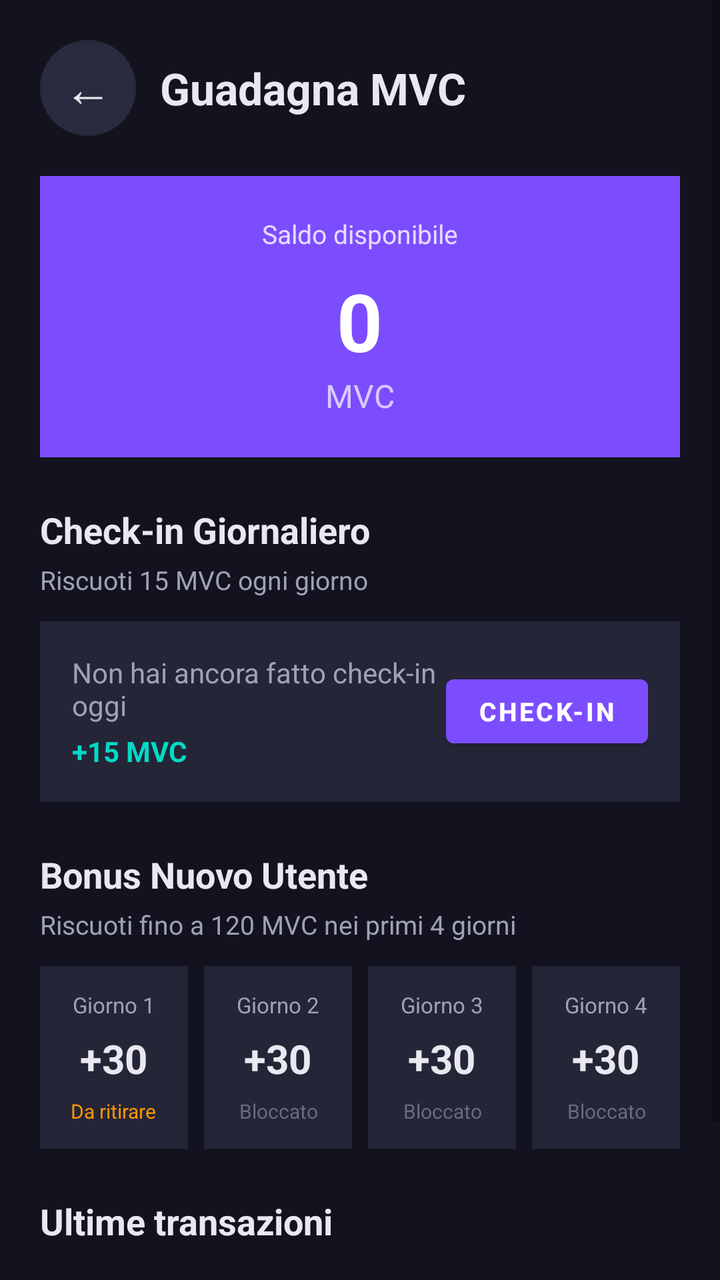
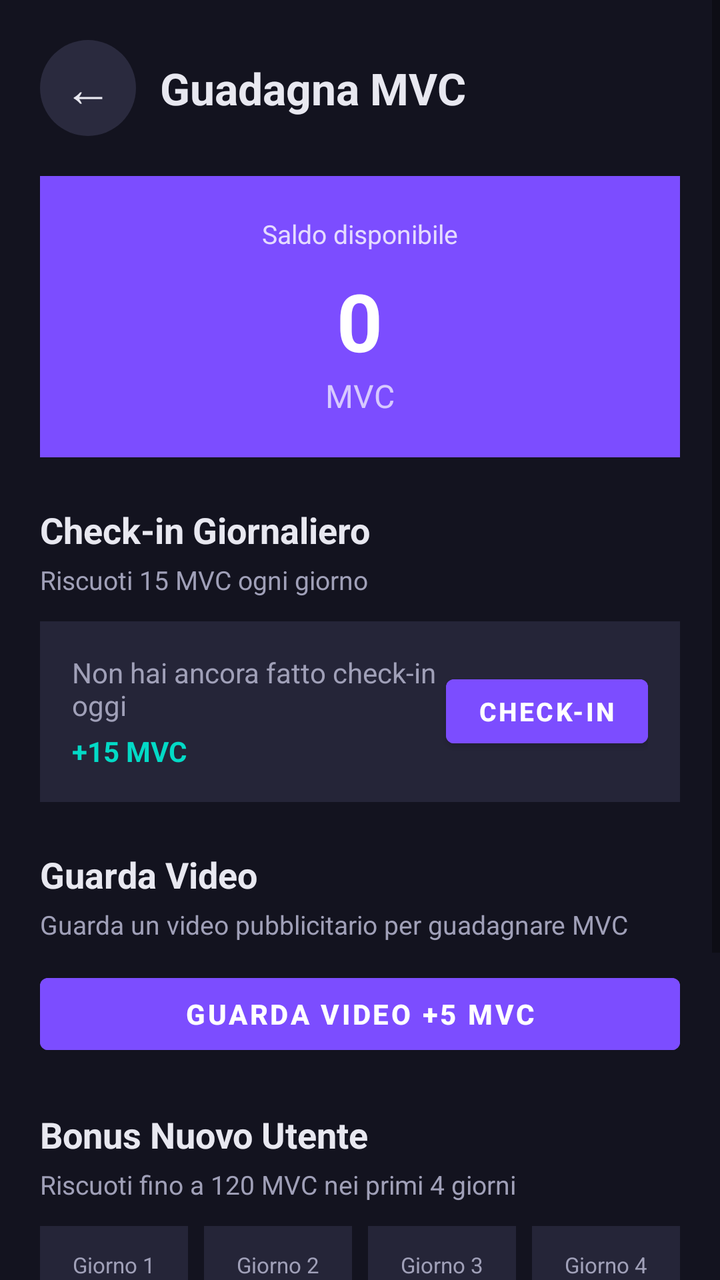

Before-and-after screenshots of an Android layout around one commit, followed by the original layout XML and the change that was made.
<!-- AndroidManifest.xml: activity theme AppTheme -->
<!-- res/layout/activity_mvc_earn.xml -->
<?xml version="1.0" encoding="utf-8"?>
<ScrollView xmlns:android="http://schemas.android.com/apk/res/android"
    android:layout_width="match_parent"
    android:layout_height="match_parent"
    android:background="@color/background"
    android:fillViewport="true">

    <LinearLayout
        android:layout_width="match_parent"
        android:layout_height="wrap_content"
        android:orientation="vertical"
        android:padding="20dp">

        
        <LinearLayout
            android:layout_width="match_parent"
            android:layout_height="wrap_content"
            android:orientation="horizontal"
            android:gravity="center_vertical">

            <TextView
                android:layout_width="48dp"
                android:layout_height="48dp"
                android:text="←"
                android:textColor="@color/on_surface"
                android:textSize="24sp"
                android:gravity="center"
                android:background="@drawable/circle_logo_bg"
                android:onClick="onBackClick" />

            <TextView
                android:layout_width="wrap_content"
                android:layout_height="wrap_content"
                android:layout_marginStart="12dp"
                android:text="Guadagna MVC"
                android:textColor="@color/on_surface"
                android:textSize="22sp"
                android:textStyle="bold" />

        </LinearLayout>

        
        <LinearLayout
            android:layout_width="match_parent"
            android:layout_height="wrap_content"
            android:layout_marginTop="20dp"
            android:orientation="vertical"
            android:padding="20dp"
            android:background="@color/primary"
            android:gravity="center_horizontal">

            <TextView
                android:layout_width="wrap_content"
                android:layout_height="wrap_content"
                android:text="Saldo disponibile"
                android:textColor="@color/on_primary"
                android:textSize="13sp"
                android:alpha="0.8" />

            <TextView
                android:id="@+id/earn_balance_text"
                android:layout_width="wrap_content"
                android:layout_height="wrap_content"
                android:layout_marginTop="8dp"
                android:text="0"
                android:textColor="@color/on_primary"
                android:textSize="40sp"
                android:textStyle="bold" />

            <TextView
                android:layout_width="wrap_content"
                android:layout_height="wrap_content"
                android:text="MVC"
                android:textColor="@color/on_primary"
                android:textSize="16sp"
                android:alpha="0.7" />

        </LinearLayout>

        
        <TextView
            android:layout_width="wrap_content"
            android:layout_height="wrap_content"
            android:layout_marginTop="24dp"
            android:text="Check-in Giornaliero"
            android:textColor="@color/on_surface"
            android:textSize="18sp"
            android:textStyle="bold" />

        <TextView
            android:layout_width="wrap_content"
            android:layout_height="wrap_content"
            android:layout_marginTop="4dp"
            android:text="Riscuoti 15 MVC ogni giorno"
            android:textColor="@color/on_surface_variant"
            android:textSize="13sp" />

        <LinearLayout
            android:layout_width="match_parent"
            android:layout_height="wrap_content"
            android:layout_marginTop="12dp"
            android:orientation="horizontal"
            android:gravity="center_vertical"
            android:background="@color/surface_card"
            android:padding="16dp">

            <LinearLayout
                android:layout_width="0dp"
                android:layout_height="wrap_content"
                android:layout_weight="1"
                android:orientation="vertical">

                <TextView
                    android:id="@+id/checkin_status_text"
                    android:layout_width="wrap_content"
                    android:layout_height="wrap_content"
                    android:text="Non hai ancora fatto check-in oggi"
                    android:textColor="@color/on_surface_variant"
                    android:textSize="14sp" />

                <TextView
                    android:id="@+id/checkin_reward_text"
                    android:layout_width="wrap_content"
                    android:layout_height="wrap_content"
                    android:layout_marginTop="4dp"
                    android:text="+15 MVC"
                    android:textColor="@color/secondary"
                    android:textSize="14sp"
                    android:textStyle="bold" />

            </LinearLayout>

            <com.google.android.material.button.MaterialButton
                android:id="@+id/btn_do_checkin"
                android:layout_width="wrap_content"
                android:layout_height="44dp"
                android:backgroundTint="@color/primary"
                android:text="Check-in"
                android:textColor="@color/on_primary"
                android:textSize="13sp"
                android:textStyle="bold" />

        </LinearLayout>

        
        <TextView
            android:layout_width="wrap_content"
            android:layout_height="wrap_content"
            android:layout_marginTop="24dp"
            android:text="Bonus Nuovo Utente"
            android:textColor="@color/on_surface"
            android:textSize="18sp"
            android:textStyle="bold" />

        <TextView
            android:layout_width="wrap_content"
            android:layout_height="wrap_content"
            android:layout_marginTop="4dp"
            android:text="Riscuoti fino a 120 MVC nei primi 4 giorni"
            android:textColor="@color/on_surface_variant"
            android:textSize="13sp" />

        
        <LinearLayout
            android:layout_width="match_parent"
            android:layout_height="wrap_content"
            android:layout_marginTop="12dp"
            android:orientation="horizontal"
            android:weightSum="4">

            <LinearLayout
                android:id="@+id/bonus_day_1"
                android:layout_width="0dp"
                android:layout_height="wrap_content"
                android:layout_weight="1"
                android:layout_marginRight="4dp"
                android:orientation="vertical"
                android:gravity="center"
                android:padding="12dp"
                android:background="@color/surface_card">

                <TextView
                    android:layout_width="wrap_content"
                    android:layout_height="wrap_content"
                    android:text="Giorno 1"
                    android:textColor="@color/on_surface_variant"
                    android:textSize="11sp" />

                <TextView
                    android:layout_width="wrap_content"
                    android:layout_height="wrap_content"
                    android:layout_marginTop="6dp"
                    android:text="+30"
                    android:textColor="@color/on_surface"
                    android:textSize="20sp"
                    android:textStyle="bold" />

                <TextView
                    android:id="@+id/bonus_status_1"
                    android:layout_width="wrap_content"
                    android:layout_height="wrap_content"
                    android:layout_marginTop="6dp"
                    android:text="Da ritirare"
                    android:textSize="10sp"
                    android:textColor="@color/status_connecting"
                    android:gravity="center" />

                <com.google.android.material.button.MaterialButton
                    android:id="@+id/btn_claim_bonus_1"
                    android:layout_width="match_parent"
                    android:layout_height="32dp"
                    android:layout_marginTop="8dp"
                    android:backgroundTint="@color/primary"
                    android:text="Riscuoti"
                    android:textColor="@color/on_primary"
                    android:textSize="10sp"
                    android:visibility="gone" />

            </LinearLayout>

            <LinearLayout
                android:id="@+id/bonus_day_2"
                android:layout_width="0dp"
                android:layout_height="wrap_content"
                android:layout_weight="1"
                android:layout_marginLeft="4dp"
                android:layout_marginRight="4dp"
                android:orientation="vertical"
                android:gravity="center"
                android:padding="12dp"
                android:background="@color/surface_card">

                <TextView
                    android:layout_width="wrap_content"
                    android:layout_height="wrap_content"
                    android:text="Giorno 2"
                    android:textColor="@color/on_surface_variant"
                    android:textSize="11sp" />

                <TextView
                    android:layout_width="wrap_content"
                    android:layout_height="wrap_content"
                    android:layout_marginTop="6dp"
                    android:text="+30"
                    android:textColor="@color/on_surface"
                    android:textSize="20sp"
                    android:textStyle="bold" />

                <TextView
                    android:id="@+id/bonus_status_2"
                    android:layout_width="wrap_content"
                    android:layout_height="wrap_content"
                    android:layout_marginTop="6dp"
                    android:text="Bloccato"
                    android:textSize="10sp"
                    android:textColor="@color/on_surface_dim"
                    android:gravity="center" />

                <com.google.android.material.button.MaterialButton
                    android:id="@+id/btn_claim_bonus_2"
                    android:layout_width="match_parent"
                    android:layout_height="32dp"
                    android:layout_marginTop="8dp"
                    android:backgroundTint="@color/primary"
                    android:text="Riscuoti"
                    android:textColor="@color/on_primary"
                    android:textSize="10sp"
                    android:visibility="gone" />

            </LinearLayout>

            <LinearLayout
                android:id="@+id/bonus_day_3"
                android:layout_width="0dp"
                android:layout_height="wrap_content"
                android:layout_weight="1"
                android:layout_marginLeft="4dp"
                android:layout_marginRight="4dp"
                android:orientation="vertical"
                android:gravity="center"
                android:padding="12dp"
                android:background="@color/surface_card">

                <TextView
                    android:layout_width="wrap_content"
                    android:layout_height="wrap_content"
                    android:text="Giorno 3"
                    android:textColor="@color/on_surface_variant"
                    android:textSize="11sp" />

                <TextView
                    android:layout_width="wrap_content"
                    android:layout_height="wrap_content"
                    android:layout_marginTop="6dp"
                    android:text="+30"
                    android:textColor="@color/on_surface"
                    android:textSize="20sp"
                    android:textStyle="bold" />

                <TextView
                    android:id="@+id/bonus_status_3"
                    android:layout_width="wrap_content"
                    android:layout_height="wrap_content"
                    android:layout_marginTop="6dp"
                    android:text="Bloccato"
                    android:textSize="10sp"
                    android:textColor="@color/on_surface_dim"
                    android:gravity="center" />

                <com.google.android.material.button.MaterialButton
                    android:id="@+id/btn_claim_bonus_3"
                    android:layout_width="match_parent"
                    android:layout_height="32dp"
                    android:layout_marginTop="8dp"
                    android:backgroundTint="@color/primary"
                    android:text="Riscuoti"
                    android:textColor="@color/on_primary"
                    android:textSize="10sp"
                    android:visibility="gone" />

            </LinearLayout>

            <LinearLayout
                android:id="@+id/bonus_day_4"
                android:layout_width="0dp"
                android:layout_height="wrap_content"
                android:layout_weight="1"
                android:layout_marginLeft="4dp"
                android:orientation="vertical"
                android:gravity="center"
                android:padding="12dp"
                android:background="@color/surface_card">

                <TextView
                    android:layout_width="wrap_content"
                    android:layout_height="wrap_content"
                    android:text="Giorno 4"
                    android:textColor="@color/on_surface_variant"
                    android:textSize="11sp" />

                <TextView
                    android:layout_width="wrap_content"
                    android:layout_height="wrap_content"
                    android:layout_marginTop="6dp"
                    android:text="+30"
                    android:textColor="@color/on_surface"
                    android:textSize="20sp"
                    android:textStyle="bold" />

                <TextView
                    android:id="@+id/bonus_status_4"
                    android:layout_width="wrap_content"
                    android:layout_height="wrap_content"
                    android:layout_marginTop="6dp"
                    android:text="Bloccato"
                    android:textSize="10sp"
                    android:textColor="@color/on_surface_dim"
                    android:gravity="center" />

                <com.google.android.material.button.MaterialButton
                    android:id="@+id/btn_claim_bonus_4"
                    android:layout_width="match_parent"
                    android:layout_height="32dp"
                    android:layout_marginTop="8dp"
                    android:backgroundTint="@color/primary"
                    android:text="Riscuoti"
                    android:textColor="@color/on_primary"
                    android:textSize="10sp"
                    android:visibility="gone" />

            </LinearLayout>

        </LinearLayout>

        
        <TextView
            android:layout_width="wrap_content"
            android:layout_height="wrap_content"
            android:layout_marginTop="24dp"
            android:text="Ultime transazioni"
            android:textColor="@color/on_surface"
            android:textSize="18sp"
            android:textStyle="bold" />

        <LinearLayout
            android:id="@+id/transactions_container"
            android:layout_width="match_parent"
            android:layout_height="wrap_content"
            android:layout_marginTop="8dp"
            android:orientation="vertical">

            <TextView
                android:id="@+id/transactions_empty"
                android:layout_width="wrap_content"
                android:layout_height="wrap_content"
                android:layout_marginTop="12dp"
                android:text="Nessuna transazione ancora"
                android:textColor="@color/on_surface_dim"
                android:textSize="14sp" />

        </LinearLayout>

        <View
            android:layout_width="match_parent"
            android:layout_height="48dp" />

    </LinearLayout>

</ScrollView>
<!-- resources referenced by this layout -->
<resources>
  <color name="background">#13131F</color>
  <color name="on_primary">#FFFFFF</color>
  <color name="on_surface">#E8E8F0</color>
  <color name="on_surface_dim">#6B6B80</color>
  <color name="on_surface_variant">#A0A0B8</color>
  <color name="primary">#7C4DFF</color>
  <color name="secondary">#03DAC6</color>
  <color name="status_connecting">#FF9800</color>
  <color name="surface_card">#252538</color>
  <!-- drawable circle_logo_bg (drawable) -->
  <?xml version="1.0" encoding="utf-8"?>
  <shape xmlns:android="http://schemas.android.com/apk/res/android"
         android:shape="oval">
      <solid android:color="#2A2A3E"/>
  </shape>
  <style name="AppTheme" parent="Theme.MaterialComponents.DayNight.NoActionBar">
          <item name="colorPrimary">@color/primary</item>
          <item name="colorPrimaryDark">@color/primary_dark</item>
          <item name="colorAccent">@color/primary</item>
          <item name="colorOnPrimary">@color/on_primary</item>
          <item name="colorSurface">@color/surface</item>
          <item name="colorOnSurface">@color/on_surface</item>
          <item name="android:colorBackground">@color/background</item>
          <item name="android:windowBackground">@color/background</item>
          <item name="android:statusBarColor">@color/background_dark</item>
          <item name="android:navigationBarColor">@color/bottom_nav_bg</item>
          <item name="android:windowLightStatusBar">false</item>
      </style>
  <color name="primary_dark">#651FFF</color>
  <color name="surface">#1E1E2E</color>
  <color name="background_dark">#0D0D16</color>
  <color name="bottom_nav_bg">#1A1A2E</color>
</resources>

<!-- the commit's change to res/layout/activity_mvc_earn.xml (unified diff, before → after) -->
@@ -147,6 +147,35 @@
             android:layout_width="wrap_content"
             android:layout_height="wrap_content"
             android:layout_marginTop="24dp"
+            android:text="Guarda Video"
+            android:textColor="@color/on_surface"
+            android:textSize="18sp"
+            android:textStyle="bold" />
+
+        <TextView
+            android:layout_width="wrap_content"
+            android:layout_height="wrap_content"
+            android:layout_marginTop="4dp"
+            android:text="Guarda un video pubblicitario per guadagnare MVC"
+            android:textColor="@color/on_surface_variant"
+            android:textSize="13sp" />
+
+        <com.google.android.material.button.MaterialButton
+            android:id="@+id/btn_watch_ad"
+            android:layout_width="match_parent"
+            android:layout_height="48dp"
+            android:layout_marginTop="12dp"
+            android:backgroundTint="@color/primary"
+            android:text="Guarda video +5 MVC"
+            android:textColor="@color/on_primary"
+            android:textSize="14sp"
+            android:textStyle="bold" />
+
+        
+        <TextView
+            android:layout_width="wrap_content"
+            android:layout_height="wrap_content"
+            android:layout_marginTop="24dp"
             android:text="Bonus Nuovo Utente"
             android:textColor="@color/on_surface"
             android:textSize="18sp"
